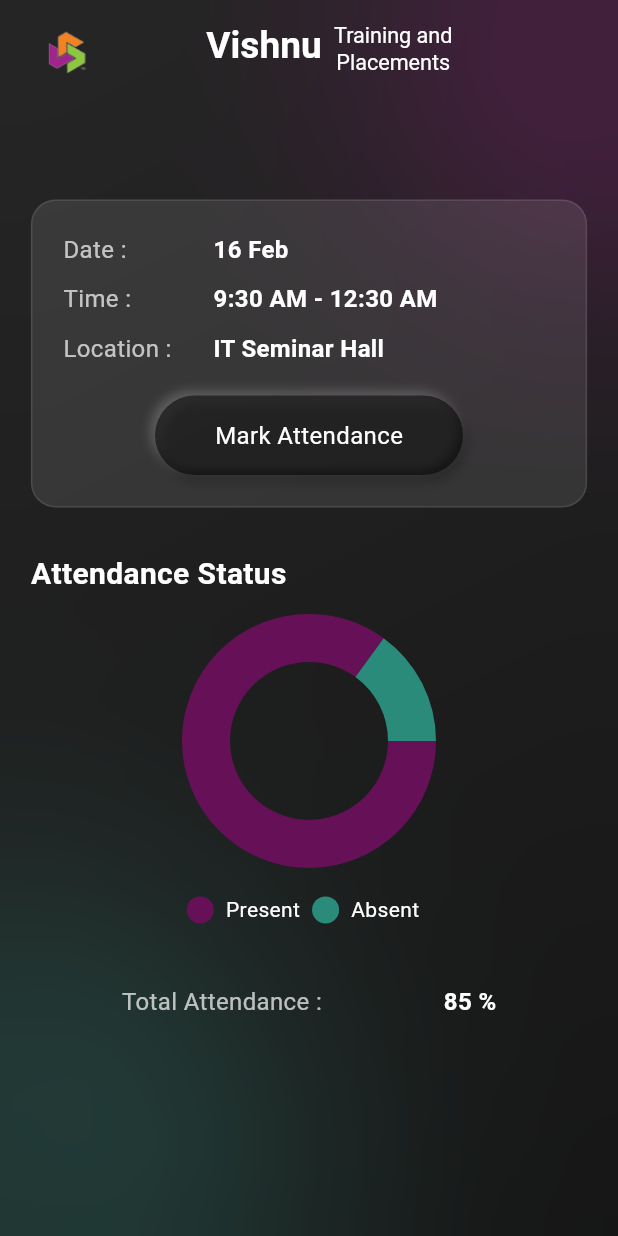
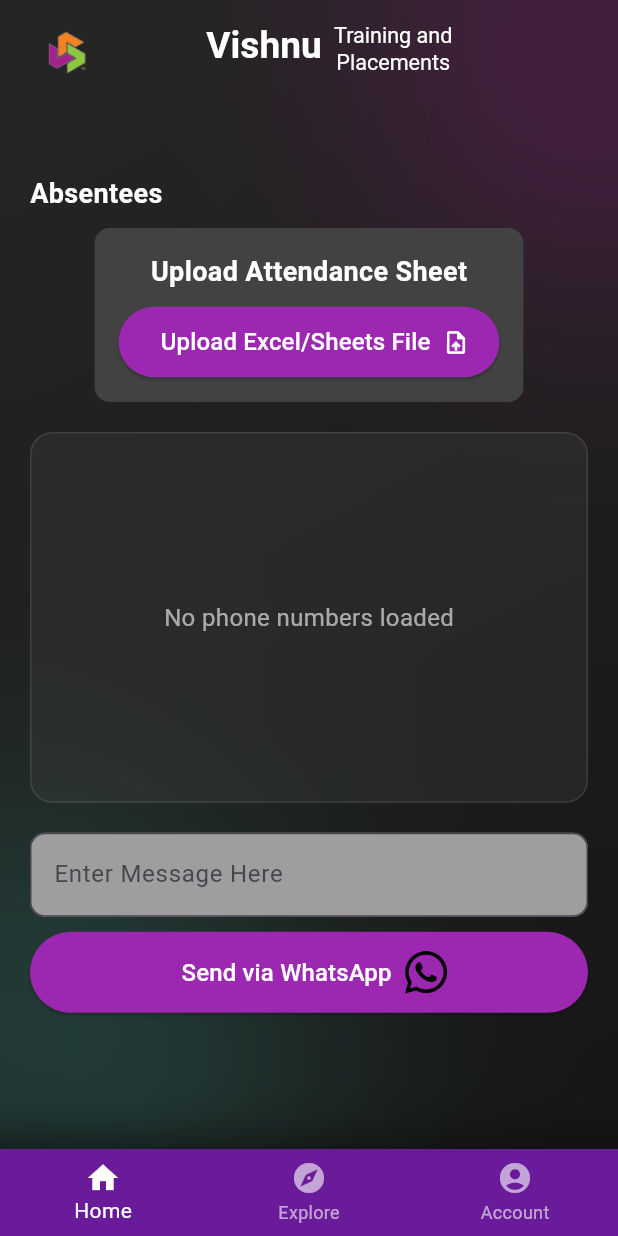
Before and after one commit to Abhi-0987/Vishnu-Training-Placement, a Flutter app: the screen it shows after launch, on a phone screen of 412 x 824 dp. Run offline on Flutter 3.47's test engine with Material 3 defaults, Android fonts, the light colour scheme and no system bars; drawn by our look-alikes of pie_chart; our stand-ins replace file_picker, fl_chart, table_calendar; missing offline and left inert: excel; Roboto replaces fonts that are missing (Alata); project files that could hold a hidden picture were left out.

Commit message:
[FEATURE] Implemented Admin Attendance Screen(#12)

```diff
--- a/lib/main.dart
+++ b/lib/main.dart
@@ -1,15 +1,18 @@
 import 'package:flutter/material.dart';
-
-import 'screens/mark_attendance.dart';
+import 'screens/AdminAttendanceScreen.dart';
 
 void main() {
-  runApp(MainApp());
+  runApp(const MaterialApp(home: MainApp()));
 }
+
 class MainApp extends StatelessWidget {
   const MainApp({super.key});
 
   @override
   Widget build(BuildContext context) {
-    return const MaterialApp(home: MarkAttendancePage());
+    return const MaterialApp(
+      debugShowCheckedModeBanner: false,
+      home: AdminMarkAttendence(),
+    );
   }
 }
--- /dev/null
+++ b/lib/screens/AdminAttendanceScreen.dart
@@ -0,0 +1,362 @@
+import 'dart:ui';
+import 'package:flutter/material.dart';
+import 'package:http/http.dart' as http;
+import 'package:file_picker/file_picker.dart';
+import 'package:excel/excel.dart' as xl;
+import 'dart:convert';
+import '../widgets/custom_appbar.dart';
+import '../widgets/screens_background.dart';
+
+class AdminMarkAttendence extends StatefulWidget {
+  const AdminMarkAttendence({super.key});
+
+  @override
+  State<AdminMarkAttendence> createState() => _AdminMarkAttendenceState();
+}
+
+class _AdminMarkAttendenceState extends State<AdminMarkAttendence> {
+  final TextEditingController _messageController = TextEditingController();
+  List<String> phoneNumbers = [];
+
+  Future<void> pickExcelFile() async {
+    try {
+      FilePickerResult? result = await FilePicker.platform.pickFiles(
+        type: FileType.custom,
+        allowedExtensions: ['xlsx', 'xls', 'csv'],
+      );
+
+      if (result != null) {
+        // Clear existing numbers first
+        setState(() {
+          phoneNumbers.clear(); // Clear the list before loading new numbers
+        });
+
+        final bytes = result.files.first.bytes!;
+        final excel = xl.Excel.decodeBytes(bytes);
+
+        List<String> newPhoneNumbers = []; // Temporary list for new numbers
+
+        for (var table in excel.tables.keys) {
+          var sheet = excel.tables[table]!;
+
+          // Find the phone_number column index
+          int? phoneColumnIndex;
+          for (var i = 0; i < sheet.rows[0].length; i++) {
+            String? headerValue = sheet.rows[0][i]?.value?.toString();
+            if (headerValue != null) {
+              headerValue = headerValue.toLowerCase().trim();
+              if (headerValue.contains('phone') &&
+                      headerValue.contains('number') ||
+                  headerValue.contains('phonenumber') ||
+                  headerValue == 'phone' ||
+                  headerValue == 'mobile' ||
+                  headerValue == 'contact' ||
+                  headerValue == 'mobile number' ||
+                  headerValue == 'contact number') {
+                phoneColumnIndex = i;
+                break;
+              }
+            }
+          }
+
+          // If phone_number column found, extract numbers
+          if (phoneColumnIndex != null) {
+            for (var i = 1; i < sheet.rows.length; i++) {
+              var row = sheet.rows[i];
+              if (row.isNotEmpty && row[phoneColumnIndex]?.value != null) {
+                String phone = row[phoneColumnIndex]!.value.toString();
+                phone = phone.replaceAll(' ', '');
+                if (!phone.startsWith('+91')) {
+                  phone = '+91$phone';
+                }
+                newPhoneNumbers.add(phone); // Add to temporary list
+              }
+            }
+          }
+        }
+
+        // Update state with new numbers
+        setState(() {
+          phoneNumbers = newPhoneNumbers;
+        });
+
+        ScaffoldMessenger.of(context).showSnackBar(
+          SnackBar(
+            content: Text("Loaded ${phoneNumbers.length} phone numbers"),
+          ),
+        );
+      }
+    } catch (e) {
+      ScaffoldMessenger.of(context).showSnackBar(
+        SnackBar(content: Text("Error processing file: ${e.toString()}")),
+      );
+    }
+  }
+
+  Future<void> sendMessage() async {
+    String message = _messageController.text.trim();
+    if (message.isEmpty) {
+      ScaffoldMessenger.of(
+        context,
+      ).showSnackBar(const SnackBar(content: Text("Please enter a message")));
+      return;
+    }
+
+    if (phoneNumbers.isEmpty) {
+      ScaffoldMessenger.of(context).showSnackBar(
+        const SnackBar(
+          content: Text("Please upload a file with phone numbers first"),
+        ),
+      );
+      return;
+    }
+
+    try {
+      final response = await http.post(
+        Uri.parse('YOUR_BACKEND_API_URL/send-message'),
+        headers: {'Content-Type': 'application/json'},
+        body: jsonEncode({"message": message, "phoneNumbers": phoneNumbers}),
+      );
+
+      if (response.statusCode == 200) {
+        ScaffoldMessenger.of(context).showSnackBar(
+          const SnackBar(content: Text("Messages sent successfully!")),
+        );
+      } else {
+        ScaffoldMessenger.of(context).showSnackBar(
+          const SnackBar(content: Text("Failed to send messages")),
+        );
+      }
+    } catch (e) {
+      ScaffoldMessenger.of(
+        context,
+      ).showSnackBar(SnackBar(content: Text("Error: ${e.toString()}")));
+    }
+  }
+
+  @override
+  Widget build(BuildContext context) {
+    final Size screenSize = MediaQuery.of(context).size;
+
+    return Scaffold(
+      backgroundColor: Colors.black,
+      extendBodyBehindAppBar: true,
+      appBar: const CustomAppBar(),
+      body: Stack(
+        children: [
+          ScreensBackground(height: screenSize.height, width: screenSize.width),
+          SafeArea(
+            child: Padding(
+              padding: const EdgeInsets.all(20.0),
+              child: Column(
+                crossAxisAlignment: CrossAxisAlignment.start,
+                children: [
+                  // Main content
+                  Expanded(
+                    child: SingleChildScrollView(
+                      child: Column(
+                        crossAxisAlignment: CrossAxisAlignment.start,
+                        children: [
+                          const Text(
+                            "Absentees",
+                            style: TextStyle(
+                              color: Colors.white,
+                              fontSize: 18,
+                              fontWeight: FontWeight.bold,
+                              fontFamily: 'Alata',
+                            ),
+                          ),
+                          const SizedBox(height: 10),
+
+                          // Upload container
+                          Center(
+                            child: Container(
+                              padding: const EdgeInsets.all(16),
+                              decoration: BoxDecoration(
+                                color: Colors.grey.shade800,
+                                borderRadius: BorderRadius.circular(10),
+                              ),
+                              child: Column(
+                                children: [
+                                  const Text(
+                                    "Upload Attendance Sheet",
+                                    style: TextStyle(
+                                      color: Colors.white,
+                                      fontSize: 18,
+                                      fontWeight: FontWeight.bold,
+                                      fontFamily: 'Alata',
+                                    ),
+                                  ),
+                                  const SizedBox(height: 10),
+                                  ElevatedButton.icon(
+                                    style: ElevatedButton.styleFrom(
+                                      backgroundColor: Colors.purple,
+                                      padding: const EdgeInsets.symmetric(
+                                        vertical: 12,
+                                        horizontal: 20,
+                                      ),
+                                    ),
+                                    onPressed: pickExcelFile,
+                                    label: const Row(
+                                      mainAxisSize: MainAxisSize.min,
+                                      children: [
+                                        Text(
+                                          "Upload Excel/Sheets File",
+                                          style: TextStyle(
+                                            color: Colors.white,
+                                            fontSize: 16,
+                                            fontFamily: 'Alata',
+                                          ),
+                                        ),
+                                        SizedBox(width: 8),
+                                        Icon(
+                                          Icons.upload_file,
+                                          color: Colors.white,
+                                        ),
+                                      ],
+                                    ),
+                                    icon:
+                                        const SizedBox(), // Empty icon since we're using it in Row
+                                  ),
+                                ],
+                              ),
+                            ),
+                          ),
+
+                          const SizedBox(height: 20),
+
+                          // Phone numbers container
+                          Container(
+                            height:
+                                screenSize.height * 0.3, // 30% of screen height
+                            padding: const EdgeInsets.all(15),
+                            decoration: BoxDecoration(
+                              color: Colors.grey.shade800.withOpacity(0.3),
+                              borderRadius: BorderRadius.circular(15),
+                              border: Border.all(
+                                color: Colors.white.withOpacity(0.1),
+                                width: 1,
+                              ),
+                            ),
+                            child:
+                                phoneNumbers.isEmpty
+                                    ? const Center(
+                                      child: Text(
+                                        "No phone numbers loaded",
+                                        style: TextStyle(
+                                          color: Colors.white60,
+                                          fontSize: 16,
+                                          fontFamily: 'Alata',
+                                        ),
+                                      ),
+                                    )
+                                    : ListView.separated(
+                                      itemCount: phoneNumbers.length,
+                                      separatorBuilder:
+                                          (context, index) => const Divider(
+                                            color: Colors.white24,
+                                            height: 1,
+                                          ),
+                                      itemBuilder: (context, index) {
+                                        return Padding(
+                                          padding: const EdgeInsets.symmetric(
+                                            vertical: 8,
+                                          ),
+                                          child: Row(
+                                            children: [
+                                              const Icon(
+                                                Icons.phone,
+                                                color: Colors.white60,
+                                                size: 18,
+                                              ),
+                                              const SizedBox(width: 10),
+                                              Text(
+                                                phoneNumbers[index],
+                                                style: const TextStyle(
+                                                  color: Colors.white,
+                                                  fontSize: 16,
+                                                ),
+                                              ),
+                                            ],
+                                          ),
+                                        );
+                                      },
+                                    ),
+                          ),
+
+                          const SizedBox(height: 20),
+
+                          // Message input
+                          TextField(
+                            controller: _messageController,
+                            decoration: InputDecoration(
+                              filled: true,
+                              fillColor: Colors.grey,
+                              border: OutlineInputBorder(
+                                borderRadius: BorderRadius.circular(10),
+                              ),
+                              hintText: "Enter Message Here",
+                            ),
+                          ),
+
+                          const SizedBox(height: 10),
+
+                          // Send button
+                          SizedBox(
+                            width: screenSize.width,
+                            child: ElevatedButton.icon(
+                              style: ElevatedButton.styleFrom(
+                                backgroundColor: Colors.purple,
+                                padding: const EdgeInsets.symmetric(
+                                  vertical: 12,
+                                  horizontal: 20,
+                                ),
+                              ),
+                              onPressed: sendMessage,
+                              label: const Row(
+                                mainAxisSize: MainAxisSize.min,
+                                children: [
+                                  Text(
+                                    "Send via WhatsApp",
+                                    style: TextStyle(
+                                      color: Colors.white,
+                                      fontSize: 16,
+                                      fontFamily: 'Alata',
+                                    ),
+                                  ),
+                                  SizedBox(width: 8),
+                                  Image(
+                                    image: AssetImage('assets/whatsapp.png'),
+                                    height: 30,
+                                  ),
+                                ],
+                              ),
+                              icon: const SizedBox(),
+                            ),
+                          ),
+                        ],
+                      ),
+                    ),
+                  ),
+                ],
+              ),
+            ),
+          ),
+        ],
+      ),
+      bottomNavigationBar: BottomNavigationBar(
+        backgroundColor: Colors.purple.shade800,
+        selectedItemColor: Colors.white,
+        unselectedItemColor: Colors.white60,
+        items: const [
+          BottomNavigationBarItem(icon: Icon(Icons.home), label: "Home"),
+          BottomNavigationBarItem(icon: Icon(Icons.explore), label: "Explore"),
+          BottomNavigationBarItem(
+            icon: Icon(Icons.account_circle),
+            label: "Account",
+          ),
+        ],
+      ),
+    );
+  }
+}
```
Also changed, not shown: pubspec.yaml (+7 -3 lines), assets/whatsapp.png (added), pubspec.lock, 1 other file.
